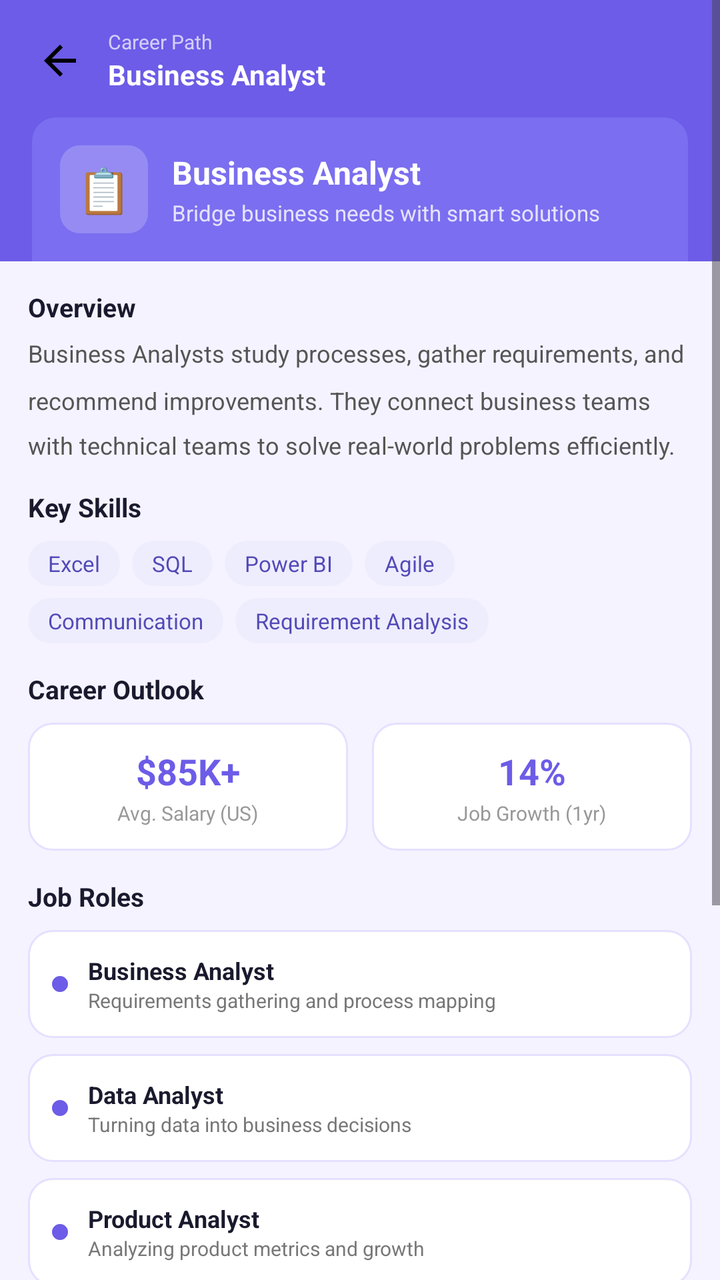
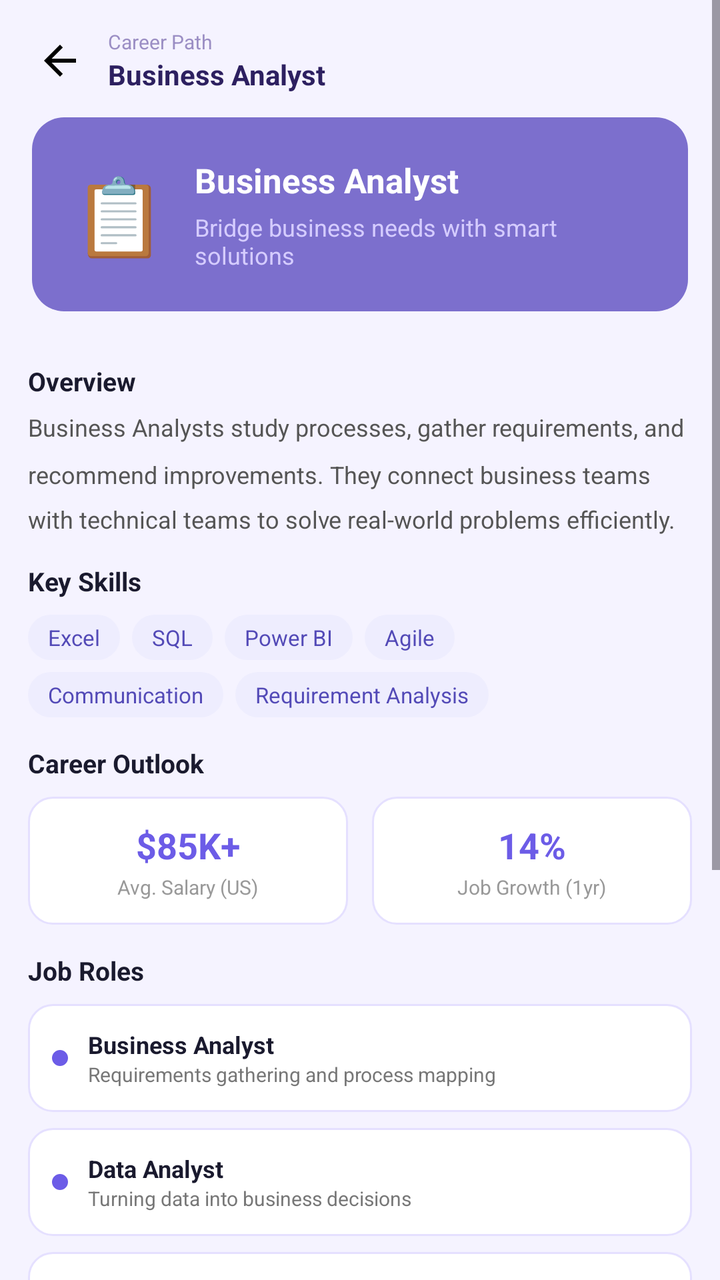

Compare the two renders of this Android layout. The source of the first and the diff that turns it into the second are given below.
<!-- AndroidManifest.xml: application theme Theme.Mind2Career -->
<!-- res/layout/activity_business.xml -->
<?xml version="1.0" encoding="utf-8"?>
<ScrollView xmlns:android="http://schemas.android.com/apk/res/android"
    android:layout_width="match_parent"
    android:layout_height="match_parent"
    android:id="@+id/main"
    android:background="#F5F3FF"
    android:fillViewport="true">

    <LinearLayout
        android:layout_width="match_parent"
        android:layout_height="wrap_content"
        android:orientation="vertical">

        
        <LinearLayout
            android:layout_width="match_parent"
            android:layout_height="wrap_content"
            android:background="#6C5CE7"
            android:orientation="vertical"
            android:paddingStart="16dp"
            android:paddingEnd="16dp"
            android:paddingTop="14dp">

            
            <LinearLayout
                android:layout_width="match_parent"
                android:layout_height="wrap_content"
                android:orientation="horizontal"
                android:gravity="center_vertical"
                android:layout_marginBottom="12dp">

                <ImageButton
                    android:id="@+id/btnBack"
                    android:layout_width="28dp"
                    android:layout_height="28dp"
                    android:src="@drawable/baseline_arrow_back_24"
                    android:background="@drawable/baseline_arrow_back_24"
                    android:backgroundTint="#00000000"
                    android:contentDescription="Back"/>

                <LinearLayout
                    android:layout_width="wrap_content"
                    android:layout_height="wrap_content"
                    android:orientation="vertical"
                    android:layout_marginStart="10dp">

                    <TextView
                        android:layout_width="wrap_content"
                        android:layout_height="wrap_content"
                        android:text="Career Path"
                        android:textColor="#B3FFFFFF"
                        android:textSize="10sp"/>

                    <TextView
                        android:layout_width="wrap_content"
                        android:layout_height="wrap_content"
                        android:text="Business Analyst"
                        android:textColor="#FFFFFF"
                        android:textSize="14sp"
                        android:textStyle="bold"/>
                </LinearLayout>
            </LinearLayout>

            
            <LinearLayout
                android:layout_width="match_parent"
                android:layout_height="wrap_content"
                android:background="@drawable/herocard"
                android:orientation="horizontal"
                android:padding="14dp"
                android:gravity="center_vertical">

                <LinearLayout
                    android:layout_width="44dp"
                    android:layout_height="44dp"
                    android:background="@drawable/heroicon"
                    android:gravity="center">

                    <TextView
                        android:layout_width="wrap_content"
                        android:layout_height="wrap_content"
                        android:text="📋"
                        android:textSize="22sp"/>
                </LinearLayout>

                <LinearLayout
                    android:layout_width="wrap_content"
                    android:layout_height="wrap_content"
                    android:orientation="vertical"
                    android:layout_marginStart="12dp">

                    <TextView
                        android:layout_width="wrap_content"
                        android:layout_height="wrap_content"
                        android:text="Business Analyst"
                        android:textColor="#FFFFFF"
                        android:textSize="16sp"
                        android:textStyle="bold"/>

                    <TextView
                        android:layout_width="wrap_content"
                        android:layout_height="wrap_content"
                        android:text="Bridge business needs with smart solutions"
                        android:textColor="#CCFFFFFF"
                        android:textSize="11sp"
                        android:layout_marginTop="2dp"/>
                </LinearLayout>
            </LinearLayout>

        </LinearLayout>

        
        <LinearLayout
            android:layout_width="match_parent"
            android:layout_height="wrap_content"
            android:orientation="vertical"
            android:padding="14dp">

            
            <TextView
                android:layout_width="wrap_content"
                android:layout_height="wrap_content"
                android:text="Overview"
                android:textSize="13sp"
                android:textStyle="bold"
                android:textColor="#1A1A2E"
                android:layout_marginBottom="6dp"/>

            <TextView
                android:layout_width="match_parent"
                android:layout_height="wrap_content"
                android:text="Business Analysts study processes, gather requirements, and recommend improvements. They connect business teams with technical teams to solve real-world problems efficiently."
                android:textSize="12sp"
                android:textColor="#555555"
                android:lineSpacingMultiplier="1.6"
                android:layout_marginBottom="14dp"/>

            
            <TextView
                android:layout_width="wrap_content"
                android:layout_height="wrap_content"
                android:text="Key Skills"
                android:textSize="13sp"
                android:textStyle="bold"
                android:textColor="#1A1A2E"
                android:layout_marginBottom="8dp"/>

            
            <LinearLayout
                android:layout_width="match_parent"
                android:layout_height="wrap_content"
                android:orientation="horizontal"
                android:layout_marginBottom="6dp">

                <TextView
                    android:layout_width="wrap_content"
                    android:layout_height="wrap_content"
                    android:text="Excel"
                    android:background="@drawable/skill_chip"
                    android:textColor="#534AB7"
                    android:textSize="11sp"
                    android:paddingStart="10dp"
                    android:paddingEnd="10dp"
                    android:paddingTop="4dp"
                    android:paddingBottom="4dp"
                    android:layout_marginEnd="6dp"/>

                <TextView
                    android:layout_width="wrap_content"
                    android:layout_height="wrap_content"
                    android:text="SQL"
                    android:background="@drawable/skill_chip"
                    android:textColor="#534AB7"
                    android:textSize="11sp"
                    android:paddingStart="10dp"
                    android:paddingEnd="10dp"
                    android:paddingTop="4dp"
                    android:paddingBottom="4dp"
                    android:layout_marginEnd="6dp"/>

                <TextView
                    android:layout_width="wrap_content"
                    android:layout_height="wrap_content"
                    android:text="Power BI"
                    android:background="@drawable/skill_chip"
                    android:textColor="#534AB7"
                    android:textSize="11sp"
                    android:paddingStart="10dp"
                    android:paddingEnd="10dp"
                    android:paddingTop="4dp"
                    android:paddingBottom="4dp"
                    android:layout_marginEnd="6dp"/>

                <TextView
                    android:layout_width="wrap_content"
                    android:layout_height="wrap_content"
                    android:text="Agile"
                    android:background="@drawable/skill_chip"
                    android:textColor="#534AB7"
                    android:textSize="11sp"
                    android:paddingStart="10dp"
                    android:paddingEnd="10dp"
                    android:paddingTop="4dp"
                    android:paddingBottom="4dp"/>
            </LinearLayout>

            
            <LinearLayout
                android:layout_width="match_parent"
                android:layout_height="wrap_content"
                android:orientation="horizontal"
                android:layout_marginBottom="14dp">

                <TextView
                    android:layout_width="wrap_content"
                    android:layout_height="wrap_content"
                    android:text="Communication"
                    android:background="@drawable/skill_chip"
                    android:textColor="#534AB7"
                    android:textSize="11sp"
                    android:paddingStart="10dp"
                    android:paddingEnd="10dp"
                    android:paddingTop="4dp"
                    android:paddingBottom="4dp"
                    android:layout_marginEnd="6dp"/>

                <TextView
                    android:layout_width="wrap_content"
                    android:layout_height="wrap_content"
                    android:text="Requirement Analysis"
                    android:background="@drawable/skill_chip"
                    android:textColor="#534AB7"
                    android:textSize="11sp"
                    android:paddingStart="10dp"
                    android:paddingEnd="10dp"
                    android:paddingTop="4dp"
                    android:paddingBottom="4dp"/>
            </LinearLayout>

            
            <TextView
                android:layout_width="wrap_content"
                android:layout_height="wrap_content"
                android:text="Career Outlook"
                android:textSize="13sp"
                android:textStyle="bold"
                android:textColor="#1A1A2E"
                android:layout_marginBottom="8dp"/>

            <LinearLayout
                android:layout_width="match_parent"
                android:layout_height="wrap_content"
                android:orientation="horizontal"
                android:layout_marginBottom="14dp">

                <LinearLayout
                    android:layout_width="0dp"
                    android:layout_height="wrap_content"
                    android:layout_weight="1"
                    android:orientation="vertical"
                    android:gravity="center"
                    android:background="@drawable/cardwhite"
                    android:padding="12dp"
                    android:layout_marginEnd="6dp">

                    <TextView
                        android:layout_width="wrap_content"
                        android:layout_height="wrap_content"
                        android:text="$85K+"
                        android:textSize="18sp"
                        android:textStyle="bold"
                        android:textColor="#6C5CE7"/>

                    <TextView
                        android:layout_width="wrap_content"
                        android:layout_height="wrap_content"
                        android:text="Avg. Salary (US)"
                        android:textSize="10sp"
                        android:textColor="#999999"
                        android:layout_marginTop="2dp"/>
                </LinearLayout>

                <LinearLayout
                    android:layout_width="0dp"
                    android:layout_height="wrap_content"
                    android:layout_weight="1"
                    android:orientation="vertical"
                    android:gravity="center"
                    android:background="@drawable/cardwhite"
                    android:padding="12dp"
                    android:layout_marginStart="6dp">

                    <TextView
                        android:layout_width="wrap_content"
                        android:layout_height="wrap_content"
                        android:text="14%"
                        android:textSize="18sp"
                        android:textStyle="bold"
                        android:textColor="#6C5CE7"/>

                    <TextView
                        android:layout_width="wrap_content"
                        android:layout_height="wrap_content"
                        android:text="Job Growth (1yr)"
                        android:textSize="10sp"
                        android:textColor="#999999"
                        android:layout_marginTop="2dp"/>
                </LinearLayout>
            </LinearLayout>

            
            <TextView
                android:layout_width="wrap_content"
                android:layout_height="wrap_content"
                android:text="Job Roles"
                android:textSize="13sp"
                android:textStyle="bold"
                android:textColor="#1A1A2E"
                android:layout_marginBottom="8dp"/>

            
            <LinearLayout
                android:layout_width="match_parent"
                android:layout_height="wrap_content"
                android:background="@drawable/cardwhite"
                android:orientation="horizontal"
                android:padding="12dp"
                android:gravity="center_vertical"
                android:layout_marginBottom="8dp">

                <View
                    android:layout_width="8dp"
                    android:layout_height="8dp"
                    android:background="@drawable/roadmap"
                    android:layout_marginEnd="10dp"/>

                <LinearLayout
                    android:layout_width="wrap_content"
                    android:layout_height="wrap_content"
                    android:orientation="vertical">

                    <TextView
                        android:layout_width="wrap_content"
                        android:layout_height="wrap_content"
                        android:text="Business Analyst"
                        android:textSize="12sp"
                        android:textStyle="bold"
                        android:textColor="#1A1A2E"/>

                    <TextView
                        android:layout_width="wrap_content"
                        android:layout_height="wrap_content"
                        android:text="Requirements gathering and process mapping"
                        android:textSize="10sp"
                        android:textColor="#777777"/>
                </LinearLayout>
            </LinearLayout>

            
            <LinearLayout
                android:layout_width="match_parent"
                android:layout_height="wrap_content"
                android:background="@drawable/cardwhite"
                android:orientation="horizontal"
                android:padding="12dp"
                android:gravity="center_vertical"
                android:layout_marginBottom="8dp">

                <View
                    android:layout_width="8dp"
                    android:layout_height="8dp"
                    android:background="@drawable/roadmap"
                    android:layout_marginEnd="10dp"/>

                <LinearLayout
                    android:layout_width="wrap_content"
                    android:layout_height="wrap_content"
                    android:orientation="vertical">

                    <TextView
                        android:layout_width="wrap_content"
                        android:layout_height="wrap_content"
                        android:text="Data Analyst"
                        android:textSize="12sp"
                        android:textStyle="bold"
                        android:textColor="#1A1A2E"/>

                    <TextView
                        android:layout_width="wrap_content"
                        android:layout_height="wrap_content"
                        android:text="Turning data into business decisions"
                        android:textSize="10sp"
                        android:textColor="#777777"/>
                </LinearLayout>
            </LinearLayout>

            
            <LinearLayout
                android:layout_width="match_parent"
                android:layout_height="wrap_content"
                android:background="@drawable/cardwhite"
                android:orientation="horizontal"
                android:padding="12dp"
                android:gravity="center_vertical"
                android:layout_marginBottom="14dp">

                <View
                    android:layout_width="8dp"
                    android:layout_height="8dp"
                    android:background="@drawable/roadmap"
                    android:layout_marginEnd="10dp"/>

                <LinearLayout
                    android:layout_width="wrap_content"
                    android:layout_height="wrap_content"
                    android:orientation="vertical">

                    <TextView
                        android:layout_width="wrap_content"
                        android:layout_height="wrap_content"
                        android:text="Product Analyst"
                        android:textSize="12sp"
                        android:textStyle="bold"
                        android:textColor="#1A1A2E"/>

                    <TextView
                        android:layout_width="wrap_content"
                        android:layout_height="wrap_content"
                        android:text="Analyzing product metrics and growth"
                        android:textSize="10sp"
                        android:textColor="#777777"/>
                </LinearLayout>
            </LinearLayout>

            
            <TextView
                android:layout_width="wrap_content"
                android:layout_height="wrap_content"
                android:text="Recommended Courses"
                android:textSize="13sp"
                android:textStyle="bold"
                android:textColor="#1A1A2E"
                android:layout_marginBottom="8dp"/>

            
            <LinearLayout
                android:id="@+id/courseUdemy"
                android:layout_width="match_parent"
                android:layout_height="wrap_content"
                android:background="@drawable/cardwhite"
                android:orientation="horizontal"
                android:padding="12dp"
                android:gravity="center_vertical"
                android:layout_marginBottom="8dp"
                android:clickable="true"
                android:focusable="true">

                <TextView
                    android:layout_width="32dp"
                    android:layout_height="32dp"
                    android:text="U"
                    android:gravity="center"
                    android:textColor="#FFFFFF"
                    android:textSize="13sp"
                    android:textStyle="bold"
                    android:background="@drawable/courseicon"/>

                <LinearLayout
                    android:layout_width="0dp"
                    android:layout_height="wrap_content"
                    android:layout_weight="1"
                    android:orientation="vertical"
                    android:layout_marginStart="10dp">

                    <TextView
                        android:layout_width="wrap_content"
                        android:layout_height="wrap_content"
                        android:text="Udemy"
                        android:textSize="12sp"
                        android:textStyle="bold"
                        android:textColor="#1A1A2E"/>

                    <TextView
                        android:layout_width="wrap_content"
                        android:layout_height="wrap_content"
                        android:text="Business Intelligence Analyst Course"
                        android:textSize="10sp"
                        android:textColor="#999999"/>
                </LinearLayout>

                <TextView
                    android:layout_width="wrap_content"
                    android:layout_height="wrap_content"
                    android:text="→"
                    android:textSize="16sp"
                    android:textColor="#6C5CE7"/>
            </LinearLayout>

            
            <LinearLayout
                android:id="@+id/courseCoursera"
                android:layout_width="match_parent"
                android:layout_height="wrap_content"
                android:background="@drawable/cardwhite"
                android:orientation="horizontal"
                android:padding="12dp"
                android:gravity="center_vertical"
                android:layout_marginBottom="8dp"
                android:clickable="true"
                android:focusable="true">

                <TextView
                    android:layout_width="32dp"
                    android:layout_height="32dp"
                    android:text="C"
                    android:gravity="center"
                    android:textColor="#FFFFFF"
                    android:textSize="13sp"
                    android:textStyle="bold"
                    android:background="@drawable/courseicon"/>

                <LinearLayout
                    android:layout_width="0dp"
                    android:layout_height="wrap_content"
                    android:layout_weight="1"
                    android:orientation="vertical"
                    android:layout_marginStart="10dp">

                    <TextView
                        android:layout_width="wrap_content"
                        android:layout_height="wrap_content"
                        android:text="Coursera"
                        android:textSize="12sp"
                        android:textStyle="bold"
                        android:textColor="#1A1A2E"/>

                    <TextView
                        android:layout_width="wrap_content"
                        android:layout_height="wrap_content"
                        android:text="Business Analysis and Process Management"
                        android:textSize="10sp"
                        android:textColor="#999999"/>
                </LinearLayout>

                <TextView
                    android:layout_width="wrap_content"
                    android:layout_height="wrap_content"
                    android:text="→"
                    android:textSize="16sp"
                    android:textColor="#6C5CE7"/>
            </LinearLayout>

            
            <LinearLayout
                android:id="@+id/courseMicrosoft"
                android:layout_width="match_parent"
                android:layout_height="wrap_content"
                android:background="@drawable/cardwhite"
                android:orientation="horizontal"
                android:padding="12dp"
                android:gravity="center_vertical"
                android:layout_marginBottom="24dp"
                android:clickable="true"
                android:focusable="true">

                <TextView
                    android:layout_width="32dp"
                    android:layout_height="32dp"
                    android:text="MS"
                    android:gravity="center"
                    android:textColor="#FFFFFF"
                    android:textSize="10sp"
                    android:textStyle="bold"
                    android:background="@drawable/courseicon"/>

                <LinearLayout
                    android:layout_width="0dp"
                    android:layout_height="wrap_content"
                    android:layout_weight="1"
                    android:orientation="vertical"
                    android:layout_marginStart="10dp">

                    <TextView
                        android:layout_width="wrap_content"
                        android:layout_height="wrap_content"
                        android:text="Microsoft Learn"
                        android:textSize="12sp"
                        android:textStyle="bold"
                        android:textColor="#1A1A2E"/>

                    <TextView
                        android:layout_width="wrap_content"
                        android:layout_height="wrap_content"
                        android:text="Power BI Free Training"
                        android:textSize="10sp"
                        android:textColor="#999999"/>
                </LinearLayout>

                <TextView
                    android:layout_width="wrap_content"
                    android:layout_height="wrap_content"
                    android:text="→"
                    android:textSize="16sp"
                    android:textColor="#6C5CE7"/>
            </LinearLayout>

        </LinearLayout>
    </LinearLayout>
</ScrollView>
<!-- resources referenced by this layout -->
<resources>
  <!-- drawable baseline_arrow_back_24 (drawable) -->
  <vector xmlns:android="http://schemas.android.com/apk/res/android" android:autoMirrored="true" android:height="24dp" android:tint="#000000" android:viewportHeight="24" android:viewportWidth="24" android:width="24dp">
        
      <path android:fillColor="@android:color/white" android:pathData="M20,11H7.83l5.59,-5.59L12,4l-8,8 8,8 1.41,-1.41L7.83,13H20v-2z"/>
      
  </vector>
  <!-- drawable cardwhite (drawable) -->
  <?xml version="1.0" encoding="utf-8"?>
  <shape xmlns:android="http://schemas.android.com/apk/res/android">
      <solid android:color="#FFFFFF"/>
      <corners android:radius="12dp"/>
      <stroke android:width="1dp" android:color="#E5E0FF"/>
  </shape>
  <!-- drawable courseicon (drawable) -->
  <?xml version="1.0" encoding="utf-8"?>
  <shape xmlns:android="http://schemas.android.com/apk/res/android">
      <solid android:color="#6C5CE7"/>
      <corners android:radius="8dp"/>
  </shape>
  <!-- drawable herocard (drawable) -->
  <?xml version="1.0" encoding="utf-8"?>
  <shape xmlns:android="http://schemas.android.com/apk/res/android"
      android:shape="rectangle">
      <solid android:color="#7B6EF0"/>
      <corners
          android:topLeftRadius="12dp"
          android:topRightRadius="12dp"
          android:bottomLeftRadius="0dp"
          android:bottomRightRadius="0dp"/>
  </shape>
  <!-- drawable heroicon (drawable) -->
  <?xml version="1.0" encoding="utf-8"?>
  <shape xmlns:android="http://schemas.android.com/apk/res/android"
      android:shape="rectangle">
      <solid android:color="#33FFFFFF"/>
      <corners android:radius="10dp"/>
  </shape>
  <!-- drawable roadmap (drawable) -->
  <?xml version="1.0" encoding="utf-8"?>
  <shape xmlns:android="http://schemas.android.com/apk/res/android"
      android:shape="oval">
      <solid android:color="#6C5CE7"/>
  </shape>
  <!-- drawable skill_chip (drawable) -->
  <?xml version="1.0" encoding="utf-8"?>
  <shape xmlns:android="http://schemas.android.com/apk/res/android">
      <solid android:color="#EEEDFE"/>
      <corners android:radius="20dp"/>
  </shape>
  <style name="Theme.Mind2Career" parent="Base.Theme.Mind2Career" />
  <style name="Base.Theme.Mind2Career" parent="Theme.Material3.DayNight.NoActionBar">
          
          
      </style>
</resources>

<!-- the commit's change to res/layout/activity_business.xml (unified diff, before → after) -->
@@ -1,10 +1,12 @@
 <?xml version="1.0" encoding="utf-8"?>
 <ScrollView xmlns:android="http://schemas.android.com/apk/res/android"
+    xmlns:app="http://schemas.android.com/apk/res-auto"
     android:layout_width="match_parent"
     android:layout_height="match_parent"
     android:id="@+id/main"
     android:background="#F5F3FF"
-    android:fillViewport="true">
+    android:fillViewport="true"
+    android:fitsSystemWindows="true">
 
     <LinearLayout
         android:layout_width="match_parent"
@@ -15,7 +17,7 @@
         <LinearLayout
             android:layout_width="match_parent"
             android:layout_height="wrap_content"
-            android:background="#6C5CE7"
+            android:background="#F5F3FF"
             android:orientation="vertical"
             android:paddingStart="16dp"
             android:paddingEnd="16dp"
@@ -48,64 +50,66 @@
                         android:layout_width="wrap_content"
                         android:layout_height="wrap_content"
                         android:text="Career Path"
-                        android:textColor="#B3FFFFFF"
+                        android:textColor="#9B8EC4"
                         android:textSize="10sp"/>
 
                     <TextView
                         android:layout_width="wrap_content"
                         android:layout_height="wrap_content"
                         android:text="Business Analyst"
-                        android:textColor="#FFFFFF"
+                        android:textColor="#2D2060"
                         android:textSize="14sp"
                         android:textStyle="bold"/>
                 </LinearLayout>
             </LinearLayout>
 
             
-            <LinearLayout
-                android:layout_width="match_parent"
-                android:layout_height="wrap_content"
-                android:background="@drawable/herocard"
-                android:orientation="horizontal"
-                android:padding="14dp"
-                android:gravity="center_vertical">
-
-                <LinearLayout
-                    android:layout_width="44dp"
-                    android:layout_height="44dp"
-                    android:background="@drawable/heroicon"
-                    android:gravity="center">
+            <androidx.cardview.widget.CardView
+                android:layout_width="match_parent"
+                android:layout_height="wrap_content"
+                android:layout_marginBottom="12dp"
+                app:cardCornerRadius="16dp"
+                app:cardElevation="0dp">
+
+                <LinearLayout
+                    android:layout_width="match_parent"
+                    android:layout_height="wrap_content"
+                    android:background="#7C6FCD"
+                    android:orientation="horizontal"
+                    android:padding="20dp"
+                    android:gravity="center_vertical">
 
                     <TextView
                         android:layout_width="wrap_content"
                         android:layout_height="wrap_content"
                         android:text="📋"
-                        android:textSize="22sp"/>
-                </LinearLayout>
-
-                <LinearLayout
-                    android:layout_width="wrap_content"
-                    android:layout_height="wrap_content"
-                    android:orientation="vertical"
-                    android:layout_marginStart="12dp">
-
-                    <TextView
-                        android:layout_width="wrap_content"
-                        android:layout_height="wrap_content"
-                        android:text="Business Analyst"
-                        android:textColor="#FFFFFF"
-                        android:textSize="16sp"
-                        android:textStyle="bold"/>
-
-                    <TextView
-                        android:layout_width="wrap_content"
-                        android:layout_height="wrap_content"
-                        android:text="Bridge business needs with smart solutions"
-                        android:textColor="#CCFFFFFF"
-                        android:textSize="11sp"
-                        android:layout_marginTop="2dp"/>
-                </LinearLayout>
-            </LinearLayout>
+                        android:textSize="38sp" />
+
+                    <LinearLayout
+                        android:layout_width="0dp"
+                        android:layout_height="wrap_content"
+                        android:layout_weight="1"
+                        android:layout_marginStart="14dp"
+                        android:orientation="vertical">
+
+                        <TextView
+                            android:layout_width="wrap_content"
+                            android:layout_height="wrap_content"
+                            android:text="Business Analyst"
+                            android:textSize="17sp"
+                            android:textStyle="bold"
+                            android:textColor="#FFFFFF" />
+
+                        <TextView
+                            android:layout_width="wrap_content"
+                            android:layout_height="wrap_content"
+                            android:text="Bridge business needs with smart solutions"
+                            android:textSize="12sp"
+                            android:textColor="#D5CCFF"
+                            android:layout_marginTop="4dp" />
+                    </LinearLayout>
+                </LinearLayout>
+            </androidx.cardview.widget.CardView>
 
         </LinearLayout>
 
<!-- resource entries referenced after the edit -->
@@ -19,24 +19,6 @@
       <solid android:color="#6C5CE7"/>
       <corners android:radius="8dp"/>
   </shape>
-  <!-- drawable herocard (drawable) -->
-  <?xml version="1.0" encoding="utf-8"?>
-  <shape xmlns:android="http://schemas.android.com/apk/res/android"
-      android:shape="rectangle">
-      <solid android:color="#7B6EF0"/>
-      <corners
-          android:topLeftRadius="12dp"
-          android:topRightRadius="12dp"
-          android:bottomLeftRadius="0dp"
-          android:bottomRightRadius="0dp"/>
-  </shape>
-  <!-- drawable heroicon (drawable) -->
-  <?xml version="1.0" encoding="utf-8"?>
-  <shape xmlns:android="http://schemas.android.com/apk/res/android"
-      android:shape="rectangle">
-      <solid android:color="#33FFFFFF"/>
-      <corners android:radius="10dp"/>
-  </shape>
   <!-- drawable roadmap (drawable) -->
   <?xml version="1.0" encoding="utf-8"?>
   <shape xmlns:android="http://schemas.android.com/apk/res/android"
